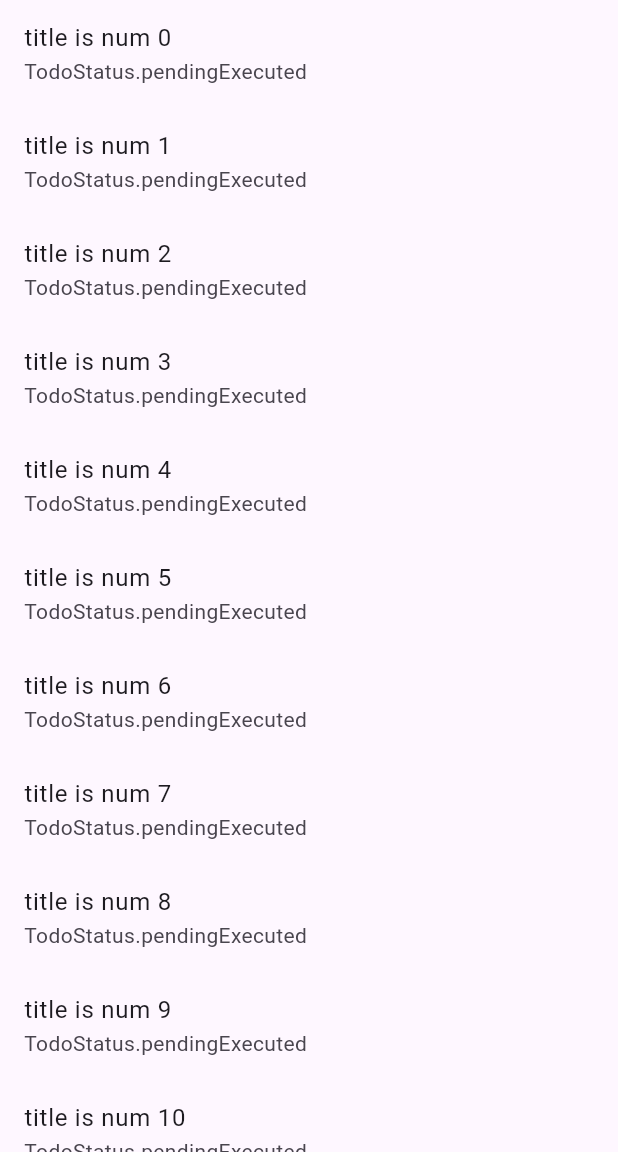
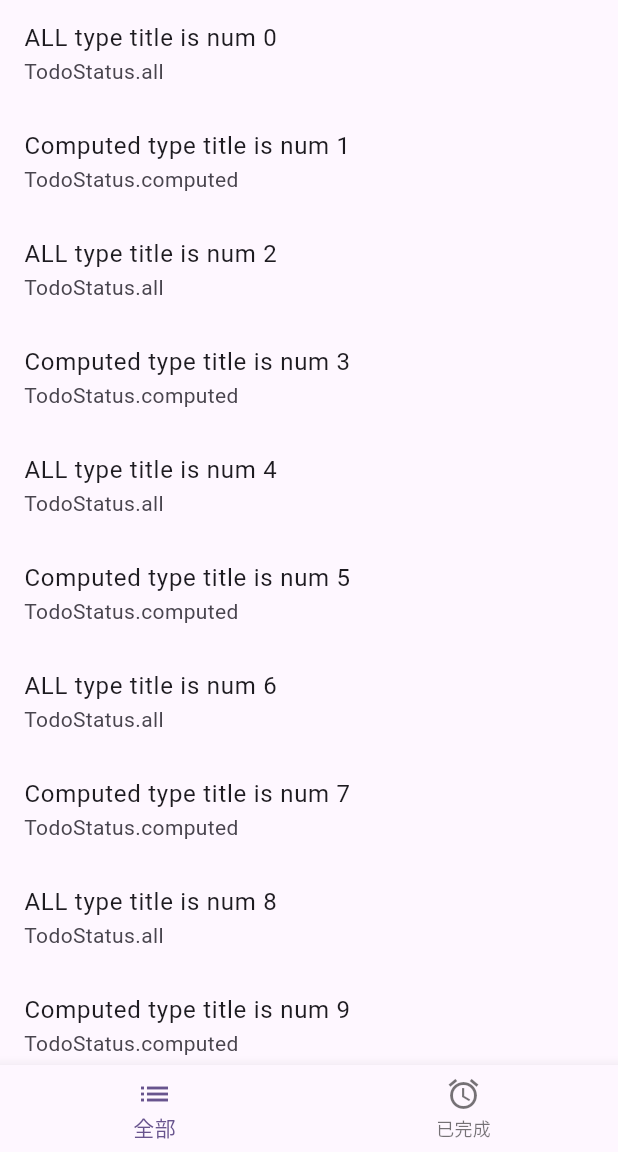
Before and after one commit to zyt1678532032/architecture_example_flutter, a Flutter app: the screen it shows after launch, on a phone screen of 412 x 824 dp, the part 84-1236 px from its top. Run offline on Flutter 3.47's test engine with Material 2 defaults, Android fonts, the phone set to English and light mode, and no system bars.

Commit message:
feat:分类功能

```diff
--- a/lib/change_notifier_provider/home_screen.dart
+++ b/lib/change_notifier_provider/home_screen.dart
@@ -1,42 +1,56 @@
+import 'package:architecture_example_flutter/change_notifier_provider/widget/todos_page.dart';
 import 'package:flutter/material.dart';
-import 'package:provider/provider.dart';
 import 'model/todo_list_model.dart';
 
 /// Provider + ChangeNotifier 业务结构
-class HomePageForProvider extends StatelessWidget {
+class HomePageForProvider extends StatefulWidget {
   const HomePageForProvider({super.key, required this.title});
 
   final String title;
+
+  @override
+  State<StatefulWidget> createState() {
+    return _HomePageForProvider();
+  }
+}
+
+class _HomePageForProvider extends State<HomePageForProvider> {
+  final _tab = ValueNotifier<TodoStatus>(TodoStatus.all);
 
   @override
   Widget build(BuildContext context) {
     return Scaffold(
       appBar: AppBar(
         backgroundColor: Theme.of(context).colorScheme.inversePrimary,
-        title: Text(title),
+        title: Text(widget.title),
       ),
-      body: Selector<TodoListModel, List<Todo>>(
-        selector: (context, model) => model.todos,
-        shouldRebuild: (pre, next) => pre != next,
-        builder: (context, todos, child) {
-          print('Selector builder');
-          return ListView.builder(
-            key: const Key('__todoList__'),
-            itemCount: todos.length,
-            itemBuilder: (context, index) {
-              return Dismissible(
-                key: ValueKey(todos[index]),
-                background: Container(color: Colors.green),
-                child: ListTile(
-                  title: Text(todos[index].title),
-                  subtitle: Text(todos[index].status.toString()),
-                ),
-                onDismissed: (_) {
-                  context.read<TodoListModel>().deleteTodo(todos[index].id);
-                },
-              );
-            },
+      bottomNavigationBar: ValueListenableBuilder<TodoStatus>(
+        valueListenable: _tab,
+        builder: (context, todoStatus, child) {
+          return BottomNavigationBar(
+            currentIndex: TodoStatus.values.indexOf(todoStatus),
+            onTap: (index) => _tab.value = TodoStatus.values[index],
+            items: const [
+              BottomNavigationBarItem(
+                icon: Icon(Icons.list),
+                label: "全部",
+              ),
+              BottomNavigationBarItem(
+                icon: Icon(Icons.access_alarm),
+                label: "已完成",
+              )
+            ],
           );
+        },
+      ),
+      body: ValueListenableBuilder<TodoStatus>(
+        valueListenable: _tab,
+        builder: (context, todoStatus, child) {
+          if (todoStatus == TodoStatus.all) {
+            return const AllTodosPage();
+          } else {
+            return const ComputedTodosPage();
+          }
         },
       ),
     );
--- a/lib/change_notifier_provider/model/todo_list_model.dart
+++ b/lib/change_notifier_provider/model/todo_list_model.dart
@@ -1,6 +1,6 @@
 import 'package:flutter/cupertino.dart';
 
-enum TodoStatus { pendingExecuted, partExecuted, computed }
+enum TodoStatus { all, computed }
 
 class Todo {
   int id;
@@ -17,7 +17,10 @@ class Todo {
 class TodoListModel extends ChangeNotifier {
   List<Todo> _todos = [];
 
-  List<Todo> get todos => _todos;
+  List<Todo> get allTodos => _todos;
+
+  List<Todo> get computedTodos =>
+      _todos.where((ele) => ele.status == TodoStatus.computed).toList();
 
   void loadingTodos() async {
     _todos = await _genMockTodos();
@@ -26,17 +29,19 @@ class TodoListModel extends ChangeNotifier {
 
   void deleteTodo(int id) {
     _todos.removeWhere((todo) => todo.id == id);
-    _todos = _todos.toList(); // 注意这里，因为使用Selector 需要 rebuilder，所以需要重新赋值，以更新widget
+    _todos =
+        _todos.toList(); // 注意这里，因为使用Selector 需要 rebuilder，所以需要重新赋值，以更新widget
     notifyListeners();
   }
 
   Future<List<Todo>> _genMockTodos() async {
     await Future.delayed(const Duration(seconds: 2));
     return Future(() => List.generate(20, (index) {
+          var type = index % 2 == 0 ? "ALL type" : "Computed type";
           return Todo(
             id: index,
-            title: "title is num $index",
-            status: TodoStatus.pendingExecuted,
+            title: "$type title is num $index",
+            status: index % 2 == 0 ? TodoStatus.all : TodoStatus.computed,
           );
         }));
   }
--- /dev/null
+++ b/lib/change_notifier_provider/widget/todos_page.dart
@@ -0,0 +1,69 @@
+import 'package:flutter/cupertino.dart';
+import 'package:flutter/material.dart';
+import 'package:provider/provider.dart';
+
+import '../model/todo_list_model.dart';
+
+class AllTodosPage extends StatelessWidget {
+  const AllTodosPage({super.key});
+
+  @override
+  Widget build(BuildContext context) {
+    return Selector<TodoListModel, List<Todo>>(
+      selector: (context, model) => model.allTodos,
+      shouldRebuild: (pre, next) => pre != next,
+      builder: (context, todos, child) {
+        print('Selector builder');
+        return ListView.builder(
+          key: const Key('__todoList__'),
+          itemCount: todos.length,
+          itemBuilder: (context, index) {
+            return Dismissible(
+              key: ValueKey(todos[index]),
+              background: Container(color: Colors.green),
+              child: ListTile(
+                title: Text(todos[index].title),
+                subtitle: Text(todos[index].status.toString()),
+              ),
+              onDismissed: (_) {
+                context.read<TodoListModel>().deleteTodo(todos[index].id);
+              },
+            );
+          },
+        );
+      },
+    );
+  }
+}
+
+class ComputedTodosPage extends StatelessWidget {
+  const ComputedTodosPage({super.key});
+
+  @override
+  Widget build(BuildContext context) {
+    return Selector<TodoListModel, List<Todo>>(
+      selector: (context, model) => model.computedTodos,
+      shouldRebuild: (pre, next) => pre != next,
+      builder: (context, todos, child) {
+        print('Selector builder');
+        return ListView.builder(
+          key: const Key('__todoList__'),
+          itemCount: todos.length,
+          itemBuilder: (context, index) {
+            return Dismissible(
+              key: ValueKey(todos[index]),
+              background: Container(color: Colors.green),
+              child: ListTile(
+                title: Text(todos[index].title),
+                subtitle: Text(todos[index].status.toString()),
+              ),
+              onDismissed: (_) {
+                context.read<TodoListModel>().deleteTodo(todos[index].id);
+              },
+            );
+          },
+        );
+      },
+    );
+  }
+}
```
